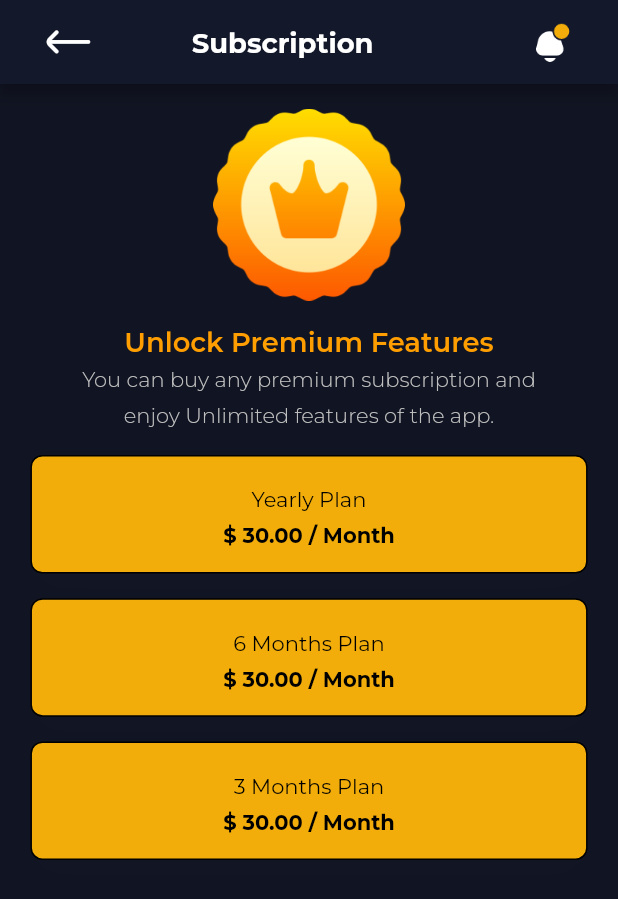
After one commit to farooq958/bit_borg_crypto2, a Flutter app: the subscriptionpage screen opened directly, on a phone screen of 412 x 824 dp. The commit adds this screen. Shown: the top 899 px of the screen. Run offline on Flutter 3.47's test engine with Material 2 defaults, Android fonts, the phone set to English and light mode, and no system bars; our stand-ins replace bloc, device_preview, flutter_bloc, flutter_screenutil, google_fonts, percent_indicator.

Commit message:
subscription_page all screen done

```diff
--- a/lib/controllers/utils/shared_components/sharedcomponent.dart
+++ b/lib/controllers/utils/shared_components/sharedcomponent.dart
@@ -2,6 +2,8 @@
 
 import 'package:bit_borg_crypto/controllers/utils/app_colors.dart';
 import 'package:bit_borg_crypto/view/dashboard/newspages/newsdetails.dart';
+import 'package:bit_borg_crypto/view/dashboard/notification_screen.dart';
+import 'package:bit_borg_crypto/view/dashboard/profilepage.dart';
 import 'package:flutter/cupertino.dart';
 
 import 'package:flutter/material.dart';
@@ -10,6 +12,7 @@ import 'package:flutter_screenutil/flutter_screenutil.dart';
 import 'package:google_fonts/google_fonts.dart';
 
 import '../../../view/dashboard/signal_details_page/signalsdetailpage.dart';
+import '../../../view/dashboard/subscription_page.dart';
 import '../../alertCubit.dart';
 import '../Bitborgicons.dart';
 
@@ -257,12 +260,7 @@ Widget reusablecontainernews(BuildContext context ,Color texttcolor, String Text
 }
 Widget reusablecontainersignal(int check,BuildContext context,Color highlowcolor,String highorlow,String scalporhold)
 {
-  return InkWell(
-    onTap: (){
-      Navigator.push(context , MaterialPageRoute(builder: (context)=> const signalsdetailpage(check: 0,)));
-
-    },
-    child: Stack(
+  return Stack(
     children: [
       Container(
         width: 354.w,
@@ -413,7 +411,6 @@ child: Row(
         ),
 
       ],
-    ),
   );
 
 }
@@ -438,7 +435,7 @@ Widget reusableappbar(BuildContext context,String middleText)
                   alignment: Alignment.center,
                   child:InkWell(onTap: (){
                     Navigator.pop(context);
-                  }, child: Icon(BitborgIcons.arrow_right ,size: 15.sp,)) )),
+                  }, child: middleText=='Profile'? Container(height: 0,width: 0,)   : Icon(BitborgIcons.arrow_right ,size: 15.sp,)) )),
           Expanded(
 flex: 2,
             child:  Padding(
@@ -464,9 +461,15 @@ flex: 2,
           Expanded(
               child: Align(
                   alignment: Alignment.centerRight,
+                  child: InkWell(
+                    onTap: ()
+                    {
+                      Navigator.push(context, MaterialPageRoute(builder: (context)=> notificationscreen()));
+                    },
                     child: Image.asset(
                       'assets/images/alaramwithorange.png',
                       height: 26.sp,
+                    ),
                   ))),
           // const   Expanded(flex:0,child: Align( alignment: Alignment.topRight,child: Icon(BitborgIcons.brightness_1,color: Colors.deepOrange,)))
         ],
@@ -528,12 +531,18 @@ Widget reusabletargetconatiner()
 }
 
 
-Widget reusabledrawerchild()
+Widget reusabledrawerchild( BuildContext context)
 {
 return ListView(
   children: [
         Padding(
-          padding:  EdgeInsets.only(left: 60.0.sp,right: 15.sp,top: 20.sp),
+          padding:  EdgeInsets.only(left: 60.0.sp,right: 15.sp,top: 0.sp),
+          child: InkWell(
+            onTap: ()
+            {
+              Navigator.push(context, MaterialPageRoute(builder: (cotext)=>profilepage()));
+
+            },
             child: Column(
       children:  <Widget>[
      const   Expanded( flex:0,child:Align(alignment: Alignment.topRight, child: Icon(BitborgIcons.cross_circle,color: appcolors.buttoncolor,)))
@@ -585,6 +594,7 @@ return ListView(
 
 
       ],
+    ),
           ),
         ),
    const Divider(
@@ -708,7 +718,10 @@ return ListView(
 
 
                       Expanded(flex: 0, child: SizedBox(width: 0.02.sw ,)),
-                      Expanded(child:  Text('Upgrade Plan',style: GoogleFonts.montserrat(fontWeight: FontWeight.w500,fontSize: 14.sp ,color: Colors.black),) )
+                      Expanded(child:  InkWell(onTap: (){
+                        Navigator.push(context, MaterialPageRoute(builder: (context)=>const subscriptionpage()));
+
+                      }, child: Text('Upgrade Plan',style: GoogleFonts.montserrat(fontWeight: FontWeight.w500,fontSize: 14.sp ,color: Colors.black),)) )
 
                     ],
                   ),
@@ -794,4 +807,30 @@ decoration: BoxDecoration(
     ),
   );
 }
+Widget reusablesubscriptioncontainer(String plan)
+{
+  return Container(
+    alignment: Alignment(0.0,0.03),
+    width: 327.0,
+    height: 79.0,
+    decoration: BoxDecoration(borderRadius: BorderRadius.circular(8.0), color: appcolors.buttoncolor, border: Border.all(width: 1.0,), boxShadow: [BoxShadow(color: const Color(0xFF121525), offset: Offset(0, 10.0), blurRadius: 20.0, ), ], ),
+    child:
+// Group: Group 1172
+
+    SizedBox(
+      width: 150.0,
+      height: 48.0,
+      child: Column(
+
+       // mainAxisAlignment: MainAxisAlignment.spaceBetween,
+
+        children: <Widget>[
+          Expanded( flex:1,child: Text(plan,style: GoogleFonts.montserrat(fontSize: 14.0, color: Colors.black, height: 1.71, ),textAlign: TextAlign.center, )),
+
+           Expanded(flex: 1, child: Text('\$ 30.00 / Month',style: GoogleFonts.montserrat(fontSize: 14.0, color:Colors.black, fontWeight: FontWeight.w700, height: 1.71, ),textAlign: TextAlign.center, )),],
+      ),
+    ),
+  );
+
 }
+}
--- a/lib/view/dashboard/dashboard.dart
+++ b/lib/view/dashboard/dashboard.dart
@@ -82,7 +82,7 @@ class _dashboardState extends State<dashboard> {
     return Scaffold(
       drawer:  Drawer(
         backgroundColor: appcolors.primarycolor,
-child: sc.reusabledrawerchild(),
+child: sc.reusabledrawerchild(context),
 
       )
       ,
--- a/lib/view/dashboard/home_page.dart
+++ b/lib/view/dashboard/home_page.dart
@@ -1,4 +1,7 @@
+import 'package:bit_borg_crypto/controllers/utils/app_colors.dart';
 import 'package:flutter/cupertino.dart';
+import 'package:flutter/material.dart';
+import 'package:flutter_screenutil/flutter_screenutil.dart';
 
 class homescreen extends StatefulWidget {
   const homescreen({Key? key}) : super(key: key);
--- /dev/null
+++ b/lib/view/dashboard/subscription_page.dart
@@ -0,0 +1,63 @@
+import 'package:bit_borg_crypto/controllers/utils/app_colors.dart';
+import 'package:bit_borg_crypto/controllers/utils/shared_components/sharedcomponent.dart';
+import 'package:flutter/cupertino.dart';
+import 'package:flutter/material.dart';
+import 'package:flutter_screenutil/flutter_screenutil.dart';
+import 'package:google_fonts/google_fonts.dart';
+
+class subscriptionpage extends StatefulWidget {
+  const subscriptionpage({Key? key}) : super(key: key);
+
+  @override
+  State<subscriptionpage> createState() => _subscriptionpageState();
+}
+
+class _subscriptionpageState extends State<subscriptionpage> {
+  sharedcomponent sdc= sharedcomponent();
+  @override
+  Widget build(BuildContext context) {
+    return Scaffold(
+      backgroundColor: appcolors.primarycolor,
+      appBar: AppBar(
+        automaticallyImplyLeading: false,
+        backgroundColor: appcolors.onboardingcontainercolor ,
+title: sdc.reusableappbar(context, "Subscription"),
+      ),
+
+      body: Container(
+        width: 1.sw,
+        height: 1.sh,
+        child:  Padding(
+          padding:  EdgeInsets.only(left: 20.0.sp,right: 20.sp),
+          child: ListView(
+            children: [
+              SizedBox(height: 0.02.sh,),
+              Image.asset('assets/images/Group 1177.png',height: 126.h, width: 126.w,),
+              SizedBox(height: 0.02.sh,),
+          Center(
+            child: Text(
+              'Unlock Premium Features',
+              style: GoogleFonts.montserrat(
+                fontSize: 18.0.sp,
+                color: const Color(0xFFFE9E00),
+                fontWeight: FontWeight.w600,
+              ),
+            ),
+          ),
+          Text('You can buy any premium subscription and \nenjoy Unlimited features of the app.',style: GoogleFonts.montserrat(fontSize: 14.0, color: appcolors.lighttextcolor, fontWeight: FontWeight.w300, height: 1.71, ),textAlign: TextAlign.center, )
+              ,SizedBox(height: 0.02.sh,),
+sdc.reusablesubscriptioncontainer('Yearly Plan'),
+              SizedBox(height: 0.02.sh,),
+              sdc.reusablesubscriptioncontainer('6 Months Plan'),
+              SizedBox(height: 0.02.sh,),
+              sdc.reusablesubscriptioncontainer('3 Months Plan'),
+            ],
+
+          ),
+        ),
+
+      ),
+
+    );
+  }
+}
```
Also changed, not shown: lib/view/dashboard/news_page.dart (+14 -2 lines), lib/view/dashboard/profilepage.dart (added, +253 -0 lines), lib/view/dashboard/signals.dart (+8 -2 lines), lib/view/sign_in_up/rest_passsword_screen.dart (added, +165 -0 lines). Lines whose indentation alone changed are shown as unchanged.
